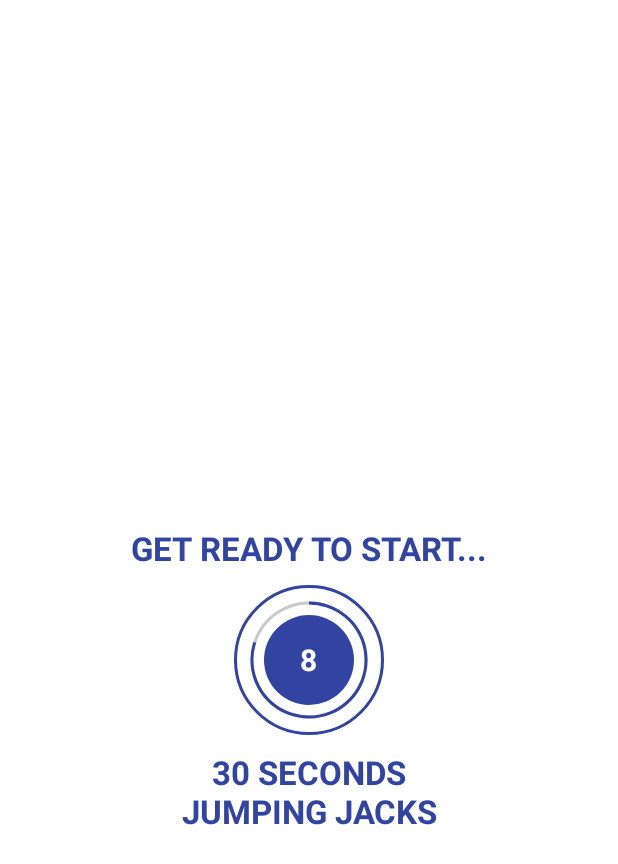
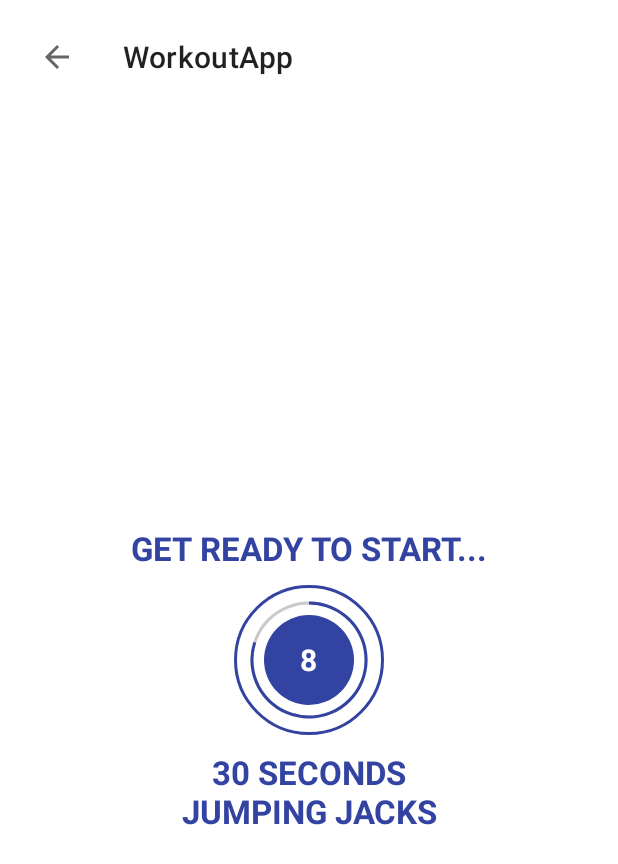
Before and after one commit to johnOdoh/workoutApp, an Android app: the ExerciseActivity screen opened directly, with no data from a screen before it, on a phone screen of 412 x 824 dp. Shown: the top 864 px of the screen. Run offline under Robolectric (Android 15) with nearby library versions, the light colour scheme and no system bars.

Commit message:
added text2speech for last three seconds of countdown, and added alert dialog for when the back btn is pressed on exercise screen

```diff
--- a/app/src/main/AndroidManifest.xml
+++ b/app/src/main/AndroidManifest.xml
@@ -18,6 +18,7 @@
             android:exported="false" />
         <activity
             android:name=".ExerciseActivity"
+            android:theme="@style/toolBarTheme"
             android:exported="false" />
         <activity
             android:name=".MainActivity"
--- a/app/src/main/java/com/example/workoutapp/ExerciseActivity.kt
+++ b/app/src/main/java/com/example/workoutapp/ExerciseActivity.kt
@@ -1,6 +1,7 @@
 package com.example.workoutapp
 
 import android.annotation.SuppressLint
+import android.app.AlertDialog
 import android.content.Intent
 import androidx.appcompat.app.AppCompatActivity
 import android.os.Bundle
@@ -11,7 +12,6 @@ import android.view.View
 import android.widget.Toast
 import com.example.workoutapp.databinding.ActivityExerciseBinding
 import java.util.*
-import kotlin.collections.ArrayList
 
 class ExerciseActivity : AppCompatActivity(), TextToSpeech.OnInitListener {
     private var binding: ActivityExerciseBinding? = null
@@ -22,7 +22,7 @@ class ExerciseActivity : AppCompatActivity(), TextToSpeech.OnInitListener {
     private var timeElapsed = 0 //initial value of the exercise timer in seconds
     private var timeRemaining = 0L //needed for when the exercise timer is paused; in milliseconds
     private var currentExerciseIndex = -1 //current index of the exercise arrayList
-    private var currentExercise: ExerciseModel? = null
+    private var currentExercise: ExerciseModel? = null //the current exercise
 
     override fun onCreate(savedInstanceState: Bundle?) {
         super.onCreate(savedInstanceState)
@@ -34,11 +34,11 @@ class ExerciseActivity : AppCompatActivity(), TextToSpeech.OnInitListener {
         text2Speech = TextToSpeech(this, this) //initialize to text2speech object
 
         //prepare the action bar
-//        setSupportActionBar(binding?.exerciseToolbar)
-//        if (supportActionBar != null) supportActionBar?.setDisplayHomeAsUpEnabled(true)
-//        binding?.exerciseToolbar?.setNavigationOnClickListener {
-//            onBackPressed()
-//        }
+        setSupportActionBar(binding?.exerciseToolbar)
+        if (supportActionBar != null) supportActionBar?.setDisplayHomeAsUpEnabled(true) //show back arror for the action bar
+        binding?.exerciseToolbar?.setNavigationOnClickListener { //what will happen when the back arrow is pressed
+            initAlertDialog()
+        }
 
         //when the 'next' button is clicked
         binding?.nextBtn?.setOnClickListener{
@@ -71,6 +71,12 @@ class ExerciseActivity : AppCompatActivity(), TextToSpeech.OnInitListener {
                 startExercise(timeRemaining, exerciseList!![currentExerciseIndex].hasDuration)
             }
         }
+
+        //when the rest countdown play button is pressed
+        binding?.timerPlayBtn?.setOnClickListener{
+            startRestTimer()
+            it.visibility = View.GONE
+        }
         prepareRestLayout() //start the countdown to exercise on screen load
     }
 
@@ -100,7 +106,8 @@ class ExerciseActivity : AppCompatActivity(), TextToSpeech.OnInitListener {
                 initialRestTime--
                 val sentence = if (!currentExercise!!.hasDuration) "Get ready for... ${currentExercise!!.number}, ${currentExercise!!.name}"
                 else "Get ready for... ${currentExercise!!.duration} seconds, ${currentExercise!!.name}"
-                if (initialRestTime == 8) speakOut(sentence)
+                if (initialRestTime == 8) speakOut(sentence) //speak the next exercise
+                if (initialRestTime <= 3) speakOut(initialRestTime.toString()) //do a countdown from 3
                 binding?.restProgressBar?.progress = initialRestTime
                 binding?.restTimer?.text = (initialRestTime).toString()
             }
@@ -163,6 +170,10 @@ class ExerciseActivity : AppCompatActivity(), TextToSpeech.OnInitListener {
                 }else {
                     binding?.exerciseProgressBar?.progress = (timeRemaining / 1000).toInt()
                     binding?.exerciseTimer?.text = (timeRemaining / 1000).toString()
+                    when((timeRemaining/1000).toInt()){
+                        in 3 downTo 1 -> speakOut((timeRemaining/1000).toString()) //do a countdown from 3
+                        0 -> speakOut("DONE") //when the countdown is finished
+                    }
                 }
             }
             override fun onFinish() {
@@ -175,8 +186,38 @@ class ExerciseActivity : AppCompatActivity(), TextToSpeech.OnInitListener {
         }.start()
     }
 
+    //use text2speech
     private fun speakOut(sentence: String){
         text2Speech?.speak(sentence, TextToSpeech.QUEUE_FLUSH, null,null)
+    }
+
+    //setup the confirmation alert for the back button
+    private fun initAlertDialog(){
+        val alertDialog = AlertDialog.Builder(this).apply {
+            setMessage("You have come a long way. Going back will erase your current progress.\n" +
+                    "Are you sure you want to go back?")
+            setNegativeButton("NO") { dialog, _ ->
+                dialog.dismiss()
+            }
+            setPositiveButton("YES") {dialog, _->
+                this@ExerciseActivity.finish()
+                dialog.dismiss()
+            }
+            setCancelable(false)
+        }.show()
+
+    }
+
+    //onInit text2speech
+    override fun onInit(status: Int) {
+        if (status == TextToSpeech.SUCCESS){
+            Toast.makeText(this, "Text to speech enabled", Toast.LENGTH_SHORT).show()
+            text2Speech?.setSpeechRate(0.8f)
+            val result = text2Speech?.setLanguage(Locale.getDefault())
+            if(result == TextToSpeech.LANG_MISSING_DATA || result == TextToSpeech.LANG_NOT_SUPPORTED){
+                Toast.makeText(this, "Text To Speech language not available", Toast.LENGTH_LONG).show()
+            }
+        } else Toast.makeText(this, "Text to speech initialization failed", Toast.LENGTH_LONG).show()
     }
 
     override fun onDestroy() {
@@ -193,18 +234,14 @@ class ExerciseActivity : AppCompatActivity(), TextToSpeech.OnInitListener {
         super.onPause()
         //behave as though the exercise was paused
         if(timer != null) timer?.cancel()
+        //display play button if the rest screen was paused
+        if (binding?.restScreen?.visibility == View.VISIBLE) binding?.timerPlayBtn?.visibility = View.VISIBLE
         binding?.pauseBtn?.tag = "play"
         binding?.pauseImg?.setImageResource(R.drawable.play_button)
     }
 
-    override fun onInit(status: Int) {
-        if (status == TextToSpeech.SUCCESS){
-            Toast.makeText(this, "Text to speech enabled", Toast.LENGTH_SHORT).show()
-            text2Speech?.setSpeechRate(0.8f)
-            val result = text2Speech?.setLanguage(Locale.getDefault())
-            if(result == TextToSpeech.LANG_MISSING_DATA || result == TextToSpeech.LANG_NOT_SUPPORTED){
-                Toast.makeText(this, "Text To Speech language not available", Toast.LENGTH_LONG).show()
-            }
-        } else Toast.makeText(this, "Text To Speech currently not available", Toast.LENGTH_LONG).show()
+    override fun onBackPressed() {
+        initAlertDialog()
     }
+
 }
--- a/app/src/main/res/layout/activity_exercise.xml
+++ b/app/src/main/res/layout/activity_exercise.xml
@@ -86,6 +86,26 @@
             android:textColor="@color/baseColor"
             android:layout_marginTop="10dp"
             app:layout_constraintTop_toBottomOf="@+id/restFlMain"/>
+
+        <FrameLayout
+            android:id="@+id/timerPlayBtn"
+            android:layout_width="40dp"
+            android:layout_height="40dp"
+            android:background="@drawable/circular_ripple"
+            android:visibility="invisible"
+            app:layout_constraintBottom_toBottomOf="parent"
+            app:layout_constraintTop_toBottomOf="@id/nextExerciseText"
+            app:layout_constraintEnd_toEndOf="parent"
+            app:layout_constraintStart_toStartOf="parent">
+
+            <ImageView
+                android:layout_width="20dp"
+                android:layout_height="20dp"
+                android:layout_gravity="center"
+                android:src="@drawable/play_button"/>
+
+        </FrameLayout>
+
     </androidx.constraintlayout.widget.ConstraintLayout>
 
     <androidx.constraintlayout.widget.ConstraintLayout
--- a/app/src/main/res/values/themes.xml
+++ b/app/src/main/res/values/themes.xml
@@ -13,7 +13,9 @@
         <item name="android:statusBarColor" tools:targetApi="l">?attr/colorPrimaryVariant</item>
         <!-- Customize your theme here. -->
     </style>
-    <style name="toolBarTheme" parent="Theme.MaterialComponents.DayNight.DarkActionBar">
+    <style name="toolBarTheme" parent="Theme.MaterialComponents.DayNight.NoActionBar">
         <item name="colorPrimary">@color/baseColor</item>
+        <item name="windowActionBar">false</item>
+        <item name="windowNoTitle">true</item>
     </style>
 </resources>
```
